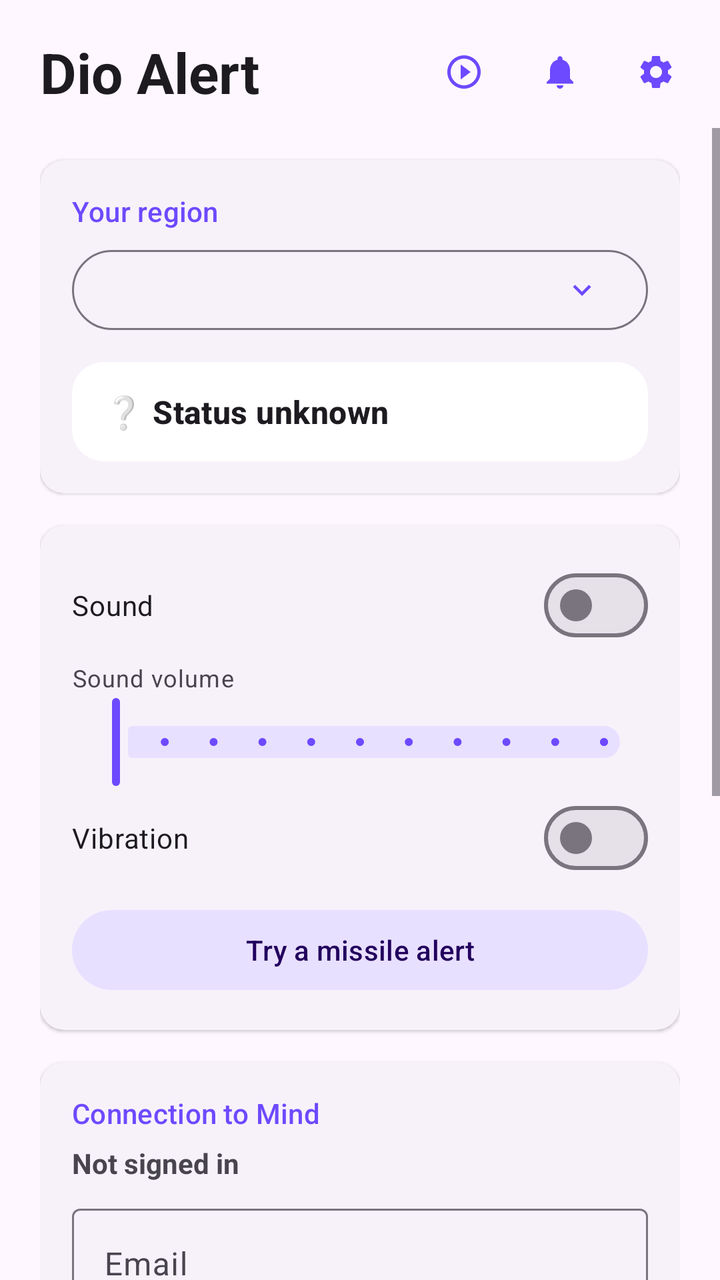
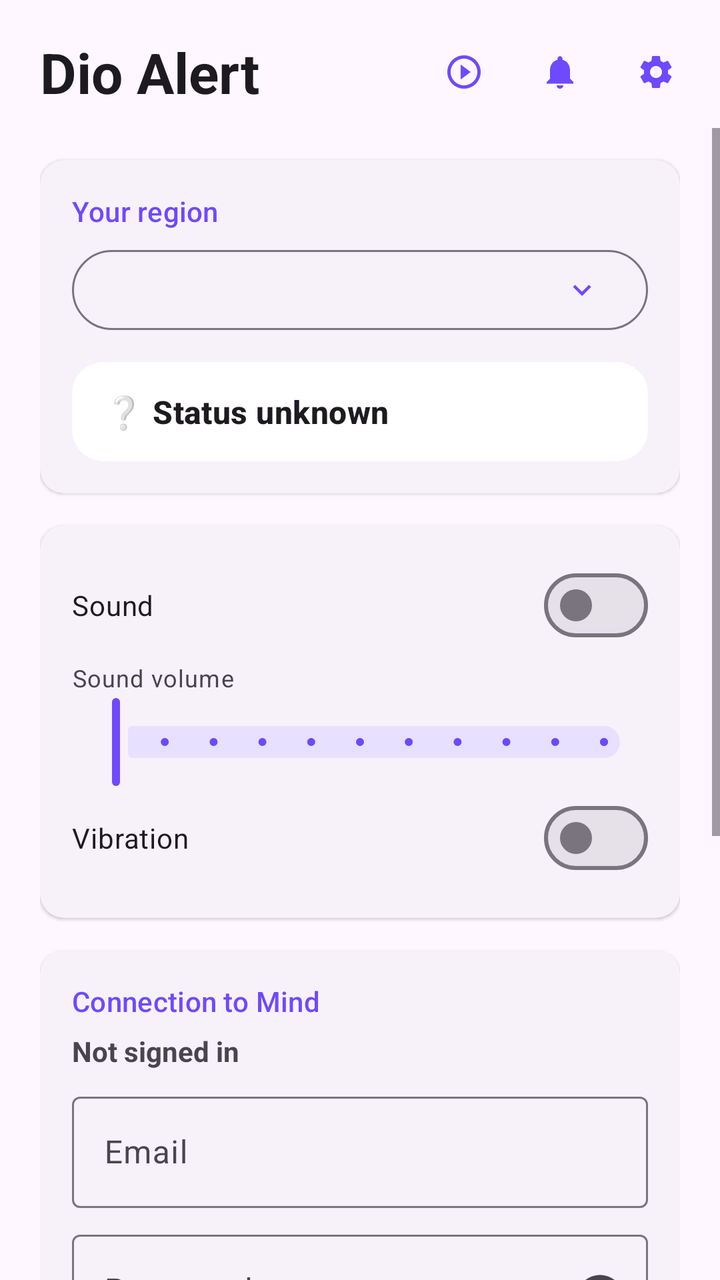

Two renders of the same Android screen: before a commit and after it. Below are the layout's source before the change and the commit's diff.
<!-- AndroidManifest.xml: application theme Theme.DioAlert -->
<!-- res/layout/activity_main.xml -->
<?xml version="1.0" encoding="utf-8"?>
<LinearLayout xmlns:android="http://schemas.android.com/apk/res/android"
    xmlns:app="http://schemas.android.com/apk/res-auto"
    android:layout_width="match_parent"
    android:layout_height="match_parent"
    android:fitsSystemWindows="true"
    android:orientation="vertical">

    
    <LinearLayout
        android:layout_width="match_parent"
        android:layout_height="wrap_content"
        android:gravity="center_vertical"
        android:orientation="horizontal"
        android:paddingStart="20dp"
        android:paddingTop="12dp"
        android:paddingEnd="8dp"
        android:paddingBottom="4dp">

        <TextView
            android:layout_width="0dp"
            android:layout_height="wrap_content"
            android:layout_weight="1"
            android:text="@string/app_name"
            android:textAppearance="?attr/textAppearanceHeadlineMedium"
            android:textStyle="bold" />

        <com.google.android.material.button.MaterialButton
            android:id="@+id/testButton"
            style="@style/Widget.Material3.Button.IconButton"
            android:layout_width="wrap_content"
            android:layout_height="wrap_content"
            android:contentDescription="@string/test_alerts"
            android:tooltipText="@string/test_alerts"
            app:icon="@drawable/ic_play_alert" />

        <com.google.android.material.button.MaterialButton
            android:id="@+id/notificationSettingsButton"
            style="@style/Widget.Material3.Button.IconButton"
            android:layout_width="wrap_content"
            android:layout_height="wrap_content"
            android:contentDescription="@string/notification_settings"
            android:tooltipText="@string/notification_settings"
            app:icon="@drawable/ic_notifications" />

        <com.google.android.material.button.MaterialButton
            android:id="@+id/appSettingsButton"
            style="@style/Widget.Material3.Button.IconButton"
            android:layout_width="wrap_content"
            android:layout_height="wrap_content"
            android:contentDescription="@string/app_settings"
            android:tooltipText="@string/app_settings"
            app:icon="@drawable/ic_settings" />
    </LinearLayout>

    <ScrollView
        android:layout_width="match_parent"
        android:layout_height="0dp"
        android:layout_weight="1"
        android:clipToPadding="false"
        android:fillViewport="true">

        <LinearLayout
            android:layout_width="match_parent"
            android:layout_height="wrap_content"
            android:orientation="vertical"
            android:paddingHorizontal="20dp"
            android:paddingBottom="20dp">

            
            <com.google.android.material.card.MaterialCardView
                android:id="@+id/regionCard"
                style="@style/Card"
                android:layout_width="match_parent"
                android:layout_height="wrap_content">

                <LinearLayout style="@style/CardBody">

                    <TextView
                        style="@style/SectionTitle"
                        android:text="@string/region_title" />

                    <com.google.android.material.button.MaterialButton
                        android:id="@+id/regionButton"
                        style="@style/Widget.Material3.Button.OutlinedButton"
                        android:layout_width="match_parent"
                        android:layout_height="wrap_content"
                        android:gravity="start|center_vertical"
                        android:contentDescription="@string/region_pick_title"
                        app:icon="@drawable/ic_expand_more"
                        app:iconGravity="end" />

                    <TextView
                        android:id="@+id/statusText"
                        android:layout_width="match_parent"
                        android:layout_height="wrap_content"
                        android:layout_marginTop="12dp"
                        android:background="@drawable/bg_status_pill"
                        android:gravity="center_vertical"
                        android:paddingHorizontal="16dp"
                        android:paddingVertical="14dp"
                        android:text="@string/status_unknown"
                        android:textAppearance="?attr/textAppearanceTitleMedium"
                        android:textStyle="bold" />
                </LinearLayout>
            </com.google.android.material.card.MaterialCardView>

            
            <com.google.android.material.card.MaterialCardView
                android:id="@+id/alertSettingsCard"
                style="@style/Card"
                android:layout_width="match_parent"
                android:layout_height="wrap_content">

                <LinearLayout style="@style/CardBody">

                    <com.google.android.material.materialswitch.MaterialSwitch
                        android:id="@+id/soundSwitch"
                        android:layout_width="match_parent"
                        android:layout_height="wrap_content"
                        android:text="@string/sound_switch" />

                    <TextView
                        android:id="@+id/volumeLabel"
                        android:layout_width="match_parent"
                        android:layout_height="wrap_content"
                        android:layout_marginTop="4dp"
                        android:text="@string/sound_volume"
                        android:textAppearance="?attr/textAppearanceBodySmall" />

                    <com.google.android.material.slider.Slider
                        android:id="@+id/volumeSlider"
                        android:layout_width="match_parent"
                        android:layout_height="wrap_content"
                        android:contentDescription="@string/sound_volume"
                        android:stepSize="10"
                        android:valueFrom="0"
                        android:valueTo="100" />

                    
                    <LinearLayout
                        android:id="@+id/soundChoices"
                        android:layout_width="match_parent"
                        android:layout_height="wrap_content"
                        android:orientation="vertical" />

                    <com.google.android.material.materialswitch.MaterialSwitch
                        android:id="@+id/vibrationSwitch"
                        android:layout_width="match_parent"
                        android:layout_height="wrap_content"
                        android:text="@string/vibration_switch" />

                    <com.google.android.material.button.MaterialButton
                        android:id="@+id/tryAlertButton"
                        style="@style/Widget.Material3.Button.TonalButton"
                        android:layout_width="match_parent"
                        android:layout_height="wrap_content"
                        android:layout_marginTop="8dp"
                        android:text="@string/try_alert" />
                </LinearLayout>
            </com.google.android.material.card.MaterialCardView>

            
            <com.google.android.material.card.MaterialCardView
                style="@style/Card"
                android:layout_width="match_parent"
                android:layout_height="wrap_content">

                <LinearLayout style="@style/CardBody">

                    <TextView
                        style="@style/SectionTitle"
                        android:text="@string/connection_title" />

                    
                    <LinearLayout
                        android:id="@+id/accountChip"
                        android:layout_width="match_parent"
                        android:layout_height="wrap_content"
                        android:layout_marginBottom="8dp"
                        android:background="@drawable/bg_account_chip"
                        android:gravity="center_vertical"
                        android:orientation="horizontal"
                        android:padding="8dp"
                        android:visibility="gone">

                        <TextView
                            android:id="@+id/accountInitial"
                            android:layout_width="36dp"
                            android:layout_height="36dp"
                            android:background="@drawable/bg_avatar"
                            android:gravity="center"
                            android:textColor="?attr/colorOnPrimary"
                            android:textSize="16sp"
                            android:textStyle="bold" />

                        <LinearLayout
                            android:layout_width="0dp"
                            android:layout_height="wrap_content"
                            android:layout_marginStart="12dp"
                            android:layout_weight="1"
                            android:orientation="vertical">

                            <TextView
                                android:layout_width="wrap_content"
                                android:layout_height="wrap_content"
                                android:text="@string/signed_in_as"
                                android:textAppearance="?attr/textAppearanceLabelSmall"
                                android:textColor="?attr/colorOnPrimaryContainer" />

                            <TextView
                                android:id="@+id/accountEmail"
                                android:layout_width="wrap_content"
                                android:layout_height="wrap_content"
                                android:ellipsize="middle"
                                android:singleLine="true"
                                android:textAppearance="?attr/textAppearanceBodyLarge"
                                android:textColor="?attr/colorOnPrimaryContainer" />
                        </LinearLayout>
                    </LinearLayout>

                    <TextView
                        android:id="@+id/connectionText"
                        android:layout_width="match_parent"
                        android:layout_height="wrap_content"
                        android:text="@string/connection_off"
                        android:textStyle="bold" />

                    <LinearLayout
                        android:id="@+id/signInGroup"
                        android:layout_width="match_parent"
                        android:layout_height="wrap_content"
                        android:orientation="vertical">

                        
                        <LinearLayout
                            android:id="@+id/registerFields"
                            android:layout_width="match_parent"
                            android:layout_height="wrap_content"
                            android:orientation="vertical"
                            android:visibility="gone">

                            <com.google.android.material.textfield.TextInputLayout
                                android:id="@+id/firstNameInputLayout"
                                style="@style/Widget.Material3.TextInputLayout.OutlinedBox"
                                android:layout_width="match_parent"
                                android:layout_height="wrap_content"
                                android:layout_marginTop="8dp"
                                android:hint="@string/first_name">

                                <com.google.android.material.textfield.TextInputEditText
                                    android:id="@+id/firstNameInput"
                                    android:layout_width="match_parent"
                                    android:layout_height="wrap_content"
                                    android:inputType="textPersonName|textCapWords"
                                    android:maxLines="1" />
                            </com.google.android.material.textfield.TextInputLayout>

                            <com.google.android.material.textfield.TextInputLayout
                                android:id="@+id/lastNameInputLayout"
                                style="@style/Widget.Material3.TextInputLayout.OutlinedBox"
                                android:layout_width="match_parent"
                                android:layout_height="wrap_content"
                                android:layout_marginTop="8dp"
                                android:hint="@string/last_name">

                                <com.google.android.material.textfield.TextInputEditText
                                    android:id="@+id/lastNameInput"
                                    android:layout_width="match_parent"
                                    android:layout_height="wrap_content"
                                    android:inputType="textPersonName|textCapWords"
                                    android:maxLines="1" />
                            </com.google.android.material.textfield.TextInputLayout>

                            <com.google.android.material.textfield.TextInputLayout
                                android:id="@+id/phoneInputLayout"
                                style="@style/Widget.Material3.TextInputLayout.OutlinedBox"
                                android:layout_width="match_parent"
                                android:layout_height="wrap_content"
                                android:layout_marginTop="8dp"
                                android:hint="@string/phone">

                                <com.google.android.material.textfield.TextInputEditText
                                    android:id="@+id/phoneInput"
                                    android:layout_width="match_parent"
                                    android:layout_height="wrap_content"
                                    android:inputType="phone"
                                    android:maxLines="1" />
                            </com.google.android.material.textfield.TextInputLayout>

                        </LinearLayout>

                        <com.google.android.material.textfield.TextInputLayout
                            android:id="@+id/emailInputLayout"
                            style="@style/Widget.Material3.TextInputLayout.OutlinedBox"
                            android:layout_width="match_parent"
                            android:layout_height="wrap_content"
                            android:layout_marginTop="8dp"
                            android:hint="@string/email">

                            <com.google.android.material.textfield.TextInputEditText
                                android:id="@+id/emailInput"
                                android:layout_width="match_parent"
                                android:layout_height="wrap_content"
                                android:inputType="textEmailAddress"
                                android:maxLines="1" />
                        </com.google.android.material.textfield.TextInputLayout>

                        <com.google.android.material.textfield.TextInputLayout
                            android:id="@+id/passwordInputLayout"
                            style="@style/Widget.Material3.TextInputLayout.OutlinedBox"
                            android:layout_width="match_parent"
                            android:layout_height="wrap_content"
                            android:layout_marginTop="8dp"
                            android:hint="@string/password"
                            app:endIconMode="password_toggle">

                            <com.google.android.material.textfield.TextInputEditText
                                android:id="@+id/passwordInput"
                                android:layout_width="match_parent"
                                android:layout_height="wrap_content"
                                android:inputType="textPassword"
                                android:maxLines="1" />
                        </com.google.android.material.textfield.TextInputLayout>

                        <com.google.android.material.button.MaterialButton
                            android:id="@+id/signInButton"
                            android:layout_width="match_parent"
                            android:layout_height="wrap_content"
                            android:layout_marginTop="12dp"
                            android:text="@string/sign_in" />

                        <TextView
                            android:id="@+id/registerHint"
                            android:layout_width="match_parent"
                            android:layout_height="wrap_content"
                            android:layout_marginTop="4dp"
                            android:text="@string/register_hint"
                            android:textAppearance="?attr/textAppearanceBodySmall"
                            android:visibility="gone" />

                        <LinearLayout
                            android:layout_width="match_parent"
                            android:layout_height="wrap_content"
                            android:layout_marginTop="4dp"
                            android:orientation="horizontal">

                            <com.google.android.material.button.MaterialButton
                                android:id="@+id/modeButton"
                                style="@style/Widget.Material3.Button.TextButton"
                                android:layout_width="0dp"
                                android:layout_height="wrap_content"
                                android:layout_weight="1"
                                android:text="@string/register" />

                            <com.google.android.material.button.MaterialButton
                                android:id="@+id/forgotButton"
                                style="@style/Widget.Material3.Button.TextButton"
                                android:layout_width="wrap_content"
                                android:layout_height="wrap_content"
                                android:text="@string/forgot_password" />
                        </LinearLayout>
                    </LinearLayout>

                    <com.google.android.material.button.MaterialButton
                        android:id="@+id/disconnectButton"
                        style="@style/Widget.Material3.Button.OutlinedButton"
                        android:layout_width="match_parent"
                        android:layout_height="wrap_content"
                        android:layout_marginTop="8dp"
                        android:text="@string/disconnect"
                        android:visibility="gone" />
                </LinearLayout>
            </com.google.android.material.card.MaterialCardView>

            
            <com.google.android.material.card.MaterialCardView
                android:id="@+id/setupCard"
                style="@style/Card"
                android:layout_width="match_parent"
                android:layout_height="wrap_content"
                android:visibility="gone">

                <LinearLayout style="@style/CardBody">

                    <TextView
                        style="@style/SectionTitle"
                        android:text="@string/setup_title" />

                    <TextView
                        android:layout_width="match_parent"
                        android:layout_height="wrap_content"
                        android:text="@string/setup_hint"
                        android:textAppearance="?attr/textAppearanceBodySmall" />

                    <LinearLayout
                        android:id="@+id/issuesList"
                        android:layout_width="match_parent"
                        android:layout_height="wrap_content"
                        android:orientation="vertical" />
                </LinearLayout>
            </com.google.android.material.card.MaterialCardView>


            <com.google.android.material.button.MaterialButton
                android:id="@+id/languageButton"
                style="@style/Widget.Material3.Button.TextButton"
                android:layout_width="wrap_content"
                android:layout_height="wrap_content"
                android:layout_gravity="center_horizontal"
                android:layout_marginTop="16dp"
                android:text="@string/language_button" />

            
            <TextView
                android:id="@+id/sourceText"
                android:layout_width="match_parent"
                android:layout_height="wrap_content"
                android:autoLink="web"
                android:gravity="center"
                android:padding="8dp"
                android:text="@string/source_note"
                android:textAppearance="?attr/textAppearanceBodySmall"
                android:textColorLink="?attr/colorPrimary" />

            <TextView
                android:id="@+id/versionText"
                android:layout_width="match_parent"
                android:layout_height="wrap_content"
                android:layout_marginTop="4dp"
                android:gravity="center"
                android:textAppearance="?attr/textAppearanceBodySmall" />
        </LinearLayout>
    </ScrollView>
</LinearLayout>
<!-- resources referenced by this layout -->
<resources>
  <!-- drawable bg_account_chip (drawable) -->
  <?xml version="1.0" encoding="utf-8"?>
  <shape xmlns:android="http://schemas.android.com/apk/res/android"
      android:shape="rectangle">
      <solid android:color="?attr/colorPrimaryContainer" />
      <corners android:radius="24dp" />
  </shape>
  <!-- drawable bg_avatar (drawable) -->
  <?xml version="1.0" encoding="utf-8"?>
  <shape xmlns:android="http://schemas.android.com/apk/res/android"
      android:shape="oval">
      <solid android:color="?attr/colorPrimary" />
  </shape>
  <!-- drawable bg_status_pill (drawable) -->
  <?xml version="1.0" encoding="utf-8"?>
  <shape xmlns:android="http://schemas.android.com/apk/res/android"
      android:shape="rectangle">
      <solid android:color="@android:color/white" />
      <corners android:radius="16dp" />
  </shape>
  <string name="app_name">Dio Alert</string>
  <string name="app_settings">App settings</string>
  <string name="connection_off">Not signed in</string>
  <string name="connection_title">Connection to Mind</string>
  <string name="disconnect">Sign out</string>
  <string name="email">Email</string>
  <string name="first_name">First name</string>
  <string name="forgot_password">Forgot password?</string>
  <string name="language_button">Language: English</string>
  <string name="last_name">Last name</string>
  <string name="notification_settings">Notification settings</string>
  <string name="password">Password</string>
  <string name="phone">Phone</string>
  <string name="region_pick_title">Alerts for which region?</string>
  <string name="region_title">Your region</string>
  <string name="register">Create a Mind account</string>
  <string name="register_hint">A new account works after an administrator approves it.</string>
  <string name="setup_hint">These settings can stop alerts from arriving on time or sounding. This card disappears once they are fixed.</string>
  <string name="setup_title">Check your phone</string>
  <string name="sign_in">Sign in</string>
  <string name="signed_in_as">Signed in as</string>
  <string name="sound_switch">Sound</string>
  <string name="sound_volume">Sound volume</string>
  <string name="source_note">Unofficial app, not affiliated with any government entity. Alerts are announced by the authorities of Ukraine (official map: https://map.ukrainealarm.com/) and received through the alerts.in.ua API (https://devs.alerts.in.ua/).</string>
  <string name="status_unknown">❔ Status unknown</string>
  <string name="test_alerts">Test alerts</string>
  <string name="try_alert">Try a missile alert</string>
  <string name="vibration_switch">Vibration</string>
  <style name="Card" parent="Widget.Material3.CardView.Elevated">
          <item name="android:layout_marginTop">16dp</item>
      </style>
  <style name="CardBody">
          <item name="android:layout_width">match_parent</item>
          <item name="android:layout_height">wrap_content</item>
          <item name="android:orientation">vertical</item>
          <item name="android:padding">16dp</item>
      </style>
  <style name="SectionTitle">
          <item name="android:layout_width">match_parent</item>
          <item name="android:layout_height">wrap_content</item>
          <item name="android:layout_marginBottom">6dp</item>
          <item name="android:textAppearance">?attr/textAppearanceLabelLarge</item>
          <item name="android:textColor">?attr/colorPrimary</item>
      </style>
  <color name="accent">#6D4AFF</color>
  <color name="on_accent">#FFFFFF</color>
  <color name="accent_container">#E8E0FF</color>
  <color name="on_accent_container">#22005D</color>
  <color name="danger">#C5221F</color>
  <!-- unchanged entries left out for length: 5 -->
</resources>

<!-- the commit's change to res/layout/activity_main.xml (unified diff, before → after) -->
@@ -149,14 +149,6 @@
                         android:layout_width="match_parent"
                         android:layout_height="wrap_content"
                         android:text="@string/vibration_switch" />
-
-                    <com.google.android.material.button.MaterialButton
-                        android:id="@+id/tryAlertButton"
-                        style="@style/Widget.Material3.Button.TonalButton"
-                        android:layout_width="match_parent"
-                        android:layout_height="wrap_content"
-                        android:layout_marginTop="8dp"
-                        android:text="@string/try_alert" />
                 </LinearLayout>
             </com.google.android.material.card.MaterialCardView>
 
<!-- resource entries referenced after the edit -->
@@ -46,7 +46,6 @@
   <string name="source_note">Unofficial app, not affiliated with any government entity. Alerts are announced by the authorities of Ukraine (official map: https://map.ukrainealarm.com/) and received through the alerts.in.ua API (https://devs.alerts.in.ua/).</string>
   <string name="status_unknown">❔ Status unknown</string>
   <string name="test_alerts">Test alerts</string>
-  <string name="try_alert">Try a missile alert</string>
   <string name="vibration_switch">Vibration</string>
   <style name="Card" parent="Widget.Material3.CardView.Elevated">
           <item name="android:layout_marginTop">16dp</item>
